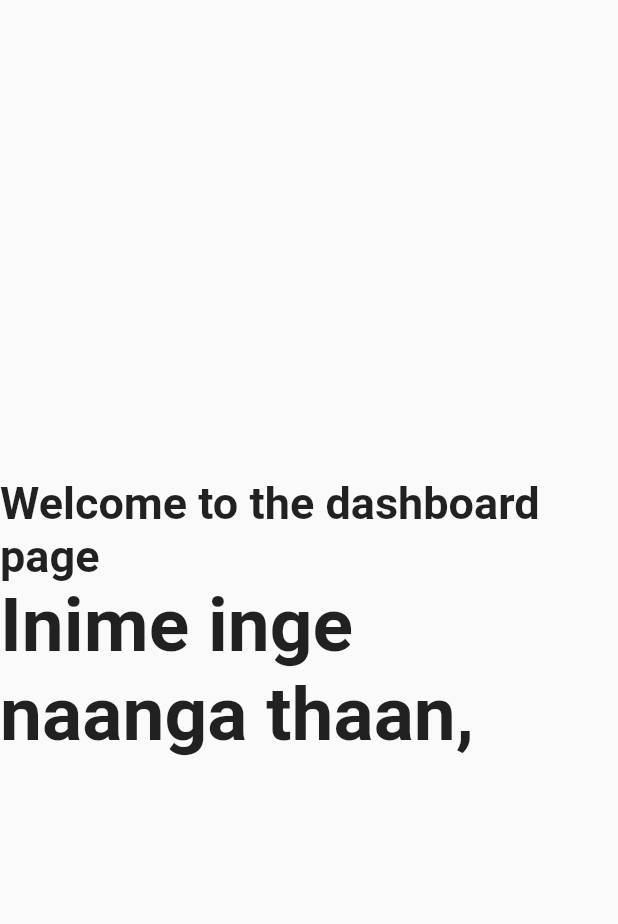
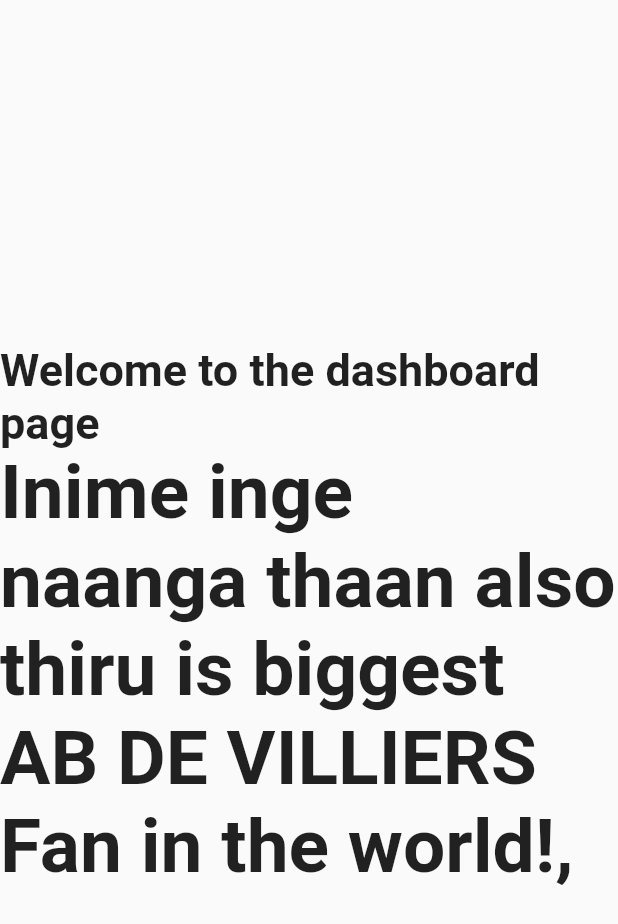
Before and after one commit to DEVI2899/Testing, a Flutter app: the Welcomepage screen opened directly, on a phone screen of 412 x 824 dp. Shown: the top 924 px of the screen. Run offline on Flutter 3.47's test engine with Material 2 defaults, Android fonts, the phone set to English and light mode, and no system bars.

Commit message:
Updated
new text

```diff
--- a/lib/welcomepage.dart
+++ b/lib/welcomepage.dart
@@ -12,7 +12,7 @@ class Welcomepage extends StatelessWidget {
           children: const [
             Text('Welcome to the dashboard  page',style: TextStyle(fontSize: 30,
             fontWeight: FontWeight.bold),) ,
-          Text('Inime inge naanga thaan,',style: TextStyle(
+          Text('Inime inge naanga thaan also thiru is biggest AB DE VILLIERS Fan in the world!,',style: TextStyle(
             fontWeight: FontWeight.bold,fontSize: 50
           ),)],
         ),
```
